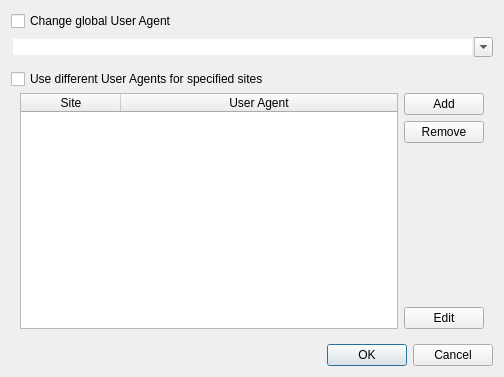
tenrok/kclient3, file src/lib/preferences/useragentdialog.ui: the form before one commit.
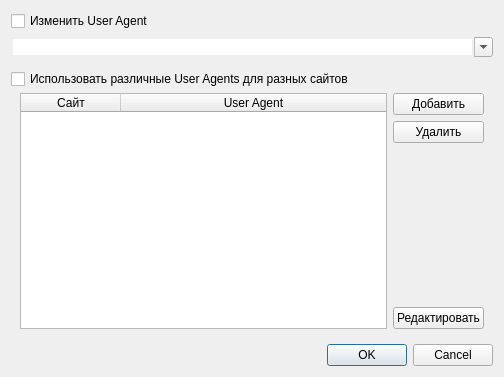
The form after the commit.

Diff of the .ui file:
```diff
--- a/src/lib/preferences/useragentdialog.ui
+++ b/src/lib/preferences/useragentdialog.ui
@@ -17,7 +17,7 @@
    <item>
     <widget class="QCheckBox" name="changeGlobal">
      <property name="text">
-      <string>Change global User Agent</string>
+      <string>Изменить User Agent</string>
      </property>
     </widget>
    </item>
@@ -45,7 +45,7 @@
      <item>
       <widget class="QCheckBox" name="changePerSite">
        <property name="text">
-        <string>Use different User Agents for specified sites</string>
+        <string>Использовать различные User Agents для разных сайтов</string>
        </property>
       </widget>
      </item>
@@ -89,7 +89,7 @@
           </attribute>
           <column>
            <property name="text">
-            <string>Site</string>
+            <string>Сайт</string>
            </property>
           </column>
           <column>
@@ -104,14 +104,14 @@
           <item>
            <widget class="QPushButton" name="add">
             <property name="text">
-             <string>Add</string>
+             <string>Добавить</string>
             </property>
            </widget>
           </item>
           <item>
            <widget class="QPushButton" name="remove">
             <property name="text">
-             <string>Remove</string>
+             <string>Удалить</string>
             </property>
            </widget>
           </item>
@@ -131,7 +131,7 @@
           <item>
            <widget class="QPushButton" name="edit">
             <property name="text">
-             <string>Edit</string>
+             <string>Редактировать</string>
             </property>
            </widget>
           </item>
```
Left out of the diff: 2 changed lines with no effect on the pictures.
